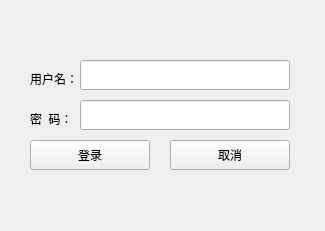
Qt form login.ui (tsuibin/groove) before a commit.
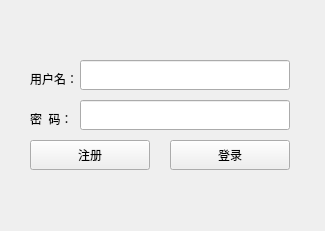
The same form after that commit.

Commit message: 增加注册模块

The edit to the form file:
```diff
--- a/login.ui
+++ b/login.ui
@@ -42,7 +42,7 @@
   <widget class="QPushButton" name="pushButton_login">
    <property name="geometry">
     <rect>
-     <x>30</x>
+     <x>170</x>
      <y>140</y>
      <width>120</width>
      <height>30</height>
@@ -55,14 +55,14 @@
   <widget class="QPushButton" name="pushButton_cancel">
    <property name="geometry">
     <rect>
-     <x>170</x>
+     <x>30</x>
      <y>140</y>
      <width>120</width>
      <height>30</height>
     </rect>
    </property>
    <property name="text">
-    <string>取消</string>
+    <string>注册</string>
    </property>
   </widget>
   <widget class="QLineEdit" name="lineEdit_uname">
```
Left out of the diff: 2 changed lines with no effect on the pictures. The commit also changes 13 other files.
